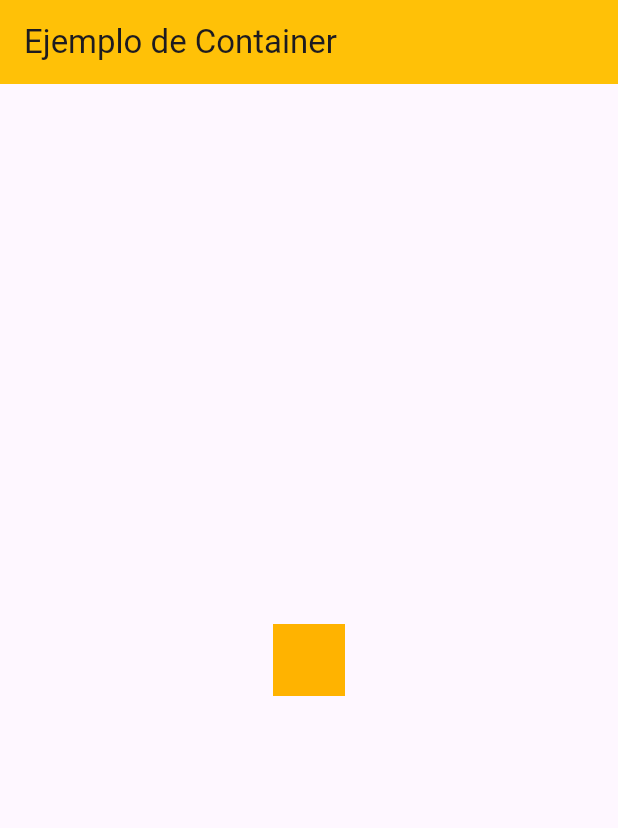
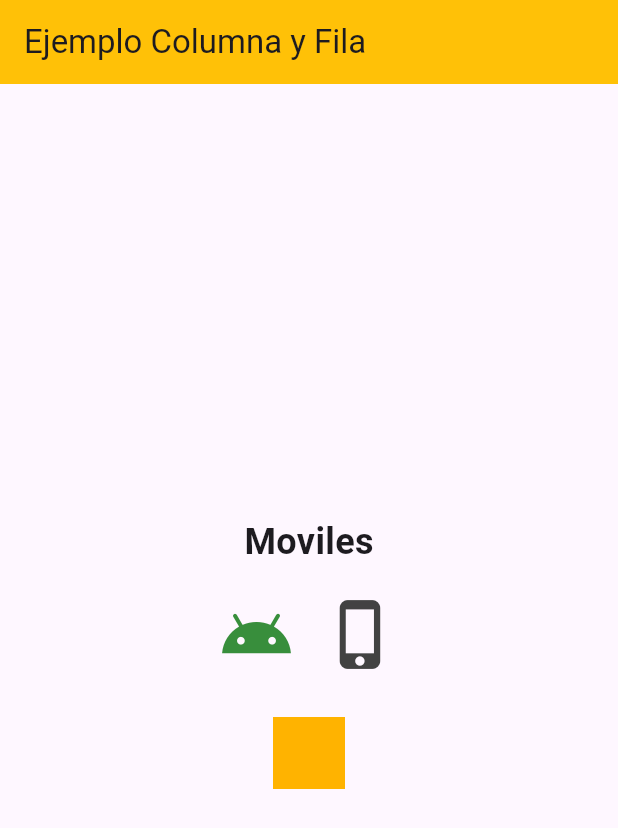
Before and after one commit to KingSadid/contenedores, a Flutter app: the screen it shows after launch, on a phone screen of 412 x 824 dp. Shown: the top 828 px of the screen. Run offline on Flutter 3.47's test engine with Material 3 defaults, Android fonts, the phone set to English and light mode, and no system bars.

Commit message:
Modify main

```diff
--- a/lib/main.dart
+++ b/lib/main.dart
@@ -13,16 +13,41 @@ class MiAplicacion extends StatelessWidget {
       debugShowCheckedModeBanner: false,
       home: Scaffold(
         appBar: AppBar(
-          title: const Text('Ejemplo de Container'),
+          title: const Text('Ejemplo Columna y Fila'),
           backgroundColor: Colors.amber,
         ),
+        body: Center(
+          child: Column(
+            mainAxisAlignment: MainAxisAlignment.center,
+            children: [
+              const Text(
+                'Moviles',
+                style: TextStyle(fontSize: 24, fontWeight: FontWeight.bold),
+              ),
 
-        body: Center(
-          child: Container(
-            margin: const EdgeInsets.all(10.0),
-            color: Colors.amber[600],
-            width: 48.0,
-            height: 48.0,
+              const SizedBox(height: 20),
+
+              Row(
+                mainAxisAlignment: MainAxisAlignment.center,
+                children: [
+
+                  Icon(Icons.android, size: 50, color: Colors.green[700]),
+
+                  const SizedBox(width: 20),
+
+                  Icon(Icons.phone_iphone, size: 50, color: Colors.grey[800]),
+                ],
+              ),
+
+              const SizedBox(height: 20),
+
+              Container(
+                margin: const EdgeInsets.all(10.0),
+                color: Colors.amber[600],
+                width: 48.0,
+                height: 48.0,
+              ),
+            ],
           ),
         ),
       ),
```
